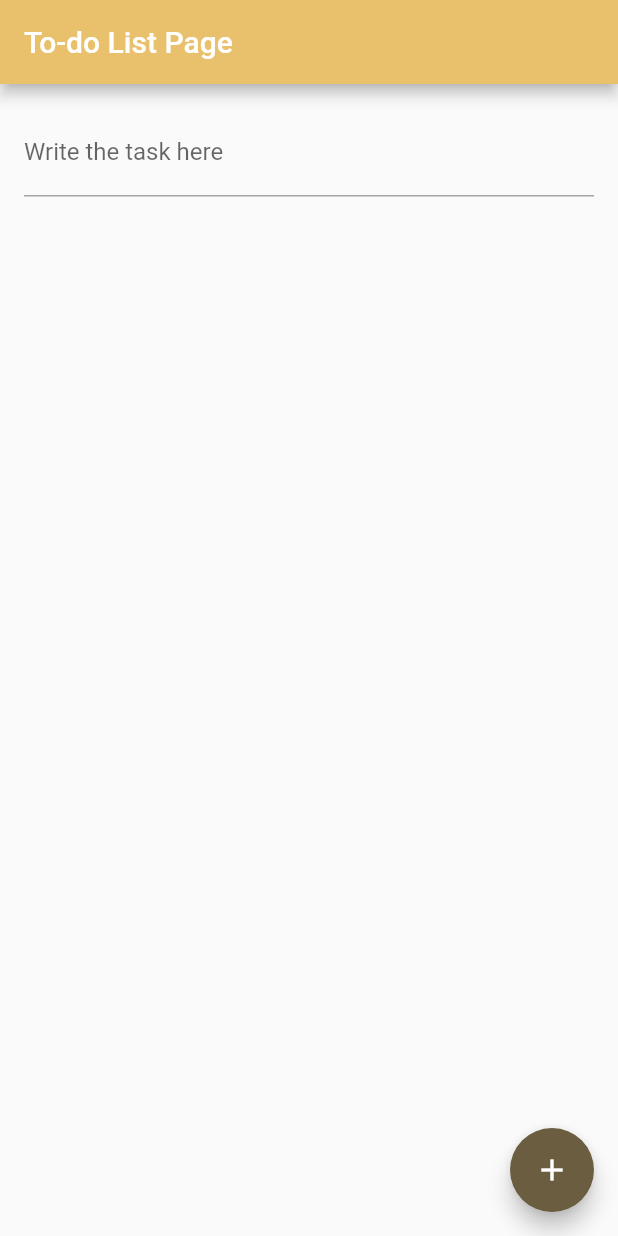
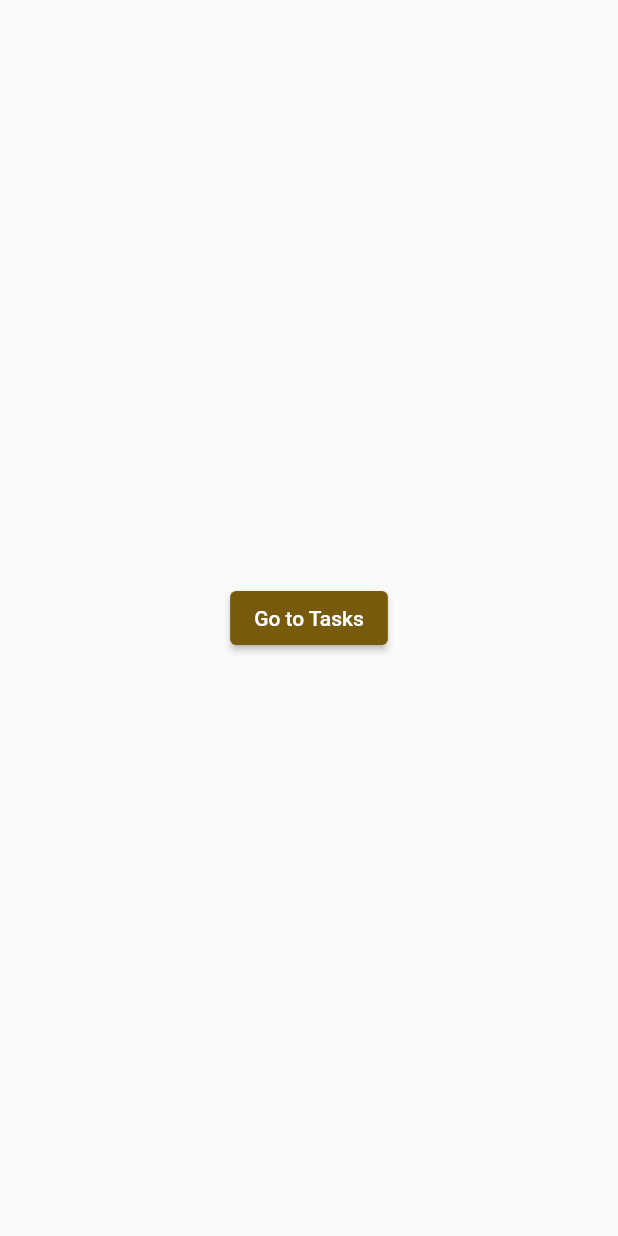
Before and after one commit to shelldonryan/toDo-list-project, a Flutter app: the screen it shows after launch, on a phone screen of 412 x 824 dp. Run offline on Flutter 3.47's test engine with Material 3 defaults, Android fonts, the phone set to English and light mode, and no system bars; our stand-ins replace sqflite; accounts and stored records are empty.

Commit message:
feature 001 created successfully

```diff
--- a/lib/main.dart
+++ b/lib/main.dart
@@ -1,4 +1,5 @@
 import 'package:flutter/material.dart';
+import 'package:todo_list_project/pages/home_page.dart';
 
 void main() {
   runApp(const MyApp());
@@ -15,98 +16,7 @@ class MyApp extends StatelessWidget {
         colorScheme: ColorScheme.fromSeed(seedColor: Colors.amber),
         useMaterial3: false,
       ),
-      home: const HomePageToDo(title: 'To-do List Page'),
+      home: const HomePage(),
     );
   }
 }
-
-class HomePageToDo extends StatefulWidget {
-  final String title;
-
-  const HomePageToDo({super.key, required this.title});
-
-  @override
-  State<HomePageToDo> createState() => _HomePageToDo();
-}
-
-class _HomePageToDo extends State<HomePageToDo> {
-  var listTasks = <Task>[];
-  final TextEditingController textController = TextEditingController();
-
-  Future<void> _todoTask() async {
-    if (textController.text.isNotEmpty) {
-      setState(() {
-        listTasks.add(Task(taskName: textController.text, isDone: false));
-        textController.clear();
-      });
-    }
-  }
-
-  _taskDone(int index) {
-    setState(() {
-      listTasks[index].isDone = !listTasks[index].isDone;
-    });
-  }
-
-  @override
-  Widget build(BuildContext context) {
-    return Scaffold(
-      appBar: AppBar(
-        backgroundColor: Theme.of(context).colorScheme.inversePrimary,
-        title: Text(widget.title),
-      ),
-      body: Padding(
-        padding: const EdgeInsets.all(16.0),
-        child: Column(
-          mainAxisAlignment: MainAxisAlignment.start,
-          children: [
-            TextField(
-              controller: textController,
-              decoration: const InputDecoration(
-                labelText: 'Write the task here',
-              ),
-            ),
-            const SizedBox(
-              height: 20,
-            ),
-            Expanded(
-              child: ListView.builder(
-                itemCount: listTasks.length,
-                itemBuilder: (context, index) {
-                  return ListTile(
-                    leading: Checkbox(
-                      value: listTasks[index].isDone,
-                      onChanged: (bool? value) {
-                        _taskDone(index);
-                      },
-                    ),
-                    title: Text(
-                      listTasks[index].taskName,
-                      style: TextStyle(
-                        decoration: listTasks[index].isDone
-                            ? TextDecoration.lineThrough
-                            : TextDecoration.none,
-                      ),
-                    ),
-                  );
-                },
-              ),
-            ),
-          ],
-        ),
-      ),
-      floatingActionButton: FloatingActionButton(
-        onPressed: _todoTask,
-        tooltip: 'Create one more to-do task',
-        child: const Icon(Icons.add_outlined),
-      ),
-    );
-  }
-}
-
-class Task {
-  String taskName;
-  bool isDone;
-
-  Task({required this.taskName, required this.isDone});
-}
--- /dev/null
+++ b/lib/models/task.dart
@@ -0,0 +1,6 @@
+class Task {
+  String taskName;
+  int id, isDone;
+
+  Task({required this.id, required this.taskName, required this.isDone});
+}
--- /dev/null
+++ b/lib/pages/home_page.dart
@@ -0,0 +1,17 @@
+import 'package:flutter/material.dart';
+import 'tasks_page.dart';
+
+class HomePage extends StatelessWidget {
+  const HomePage({super.key});
+
+  @override
+  Widget build(BuildContext context) {
+    return Scaffold(
+      body: Center(
+        child: ElevatedButton(onPressed: () {
+          Navigator.push(context, MaterialPageRoute(builder: (context) => TaskPageToDo()));
+        }, child: const Text("Go to Tasks")),
+      ),
+    );
+  }
+}
--- a/pubspec.yaml
+++ b/pubspec.yaml
@@ -35,6 +35,8 @@ dependencies:
   # The following adds the Cupertino Icons font to your application.
   # Use with the CupertinoIcons class for iOS style icons.
   cupertino_icons: ^1.0.8
+  sqflite: ^2.3.3+1
+  path_provider: ^2.1.4
 
 dev_dependencies:
   flutter_test:
```
Also changed, not shown: lib/pages/tasks_page.dart (added, +105 -0 lines), lib/services/dbService.dart (added, +95 -0 lines), pubspec.lock, 1 other file.
